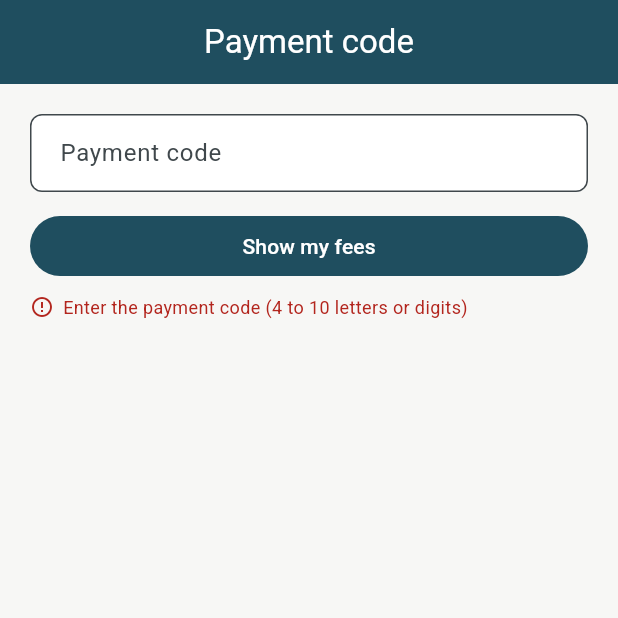
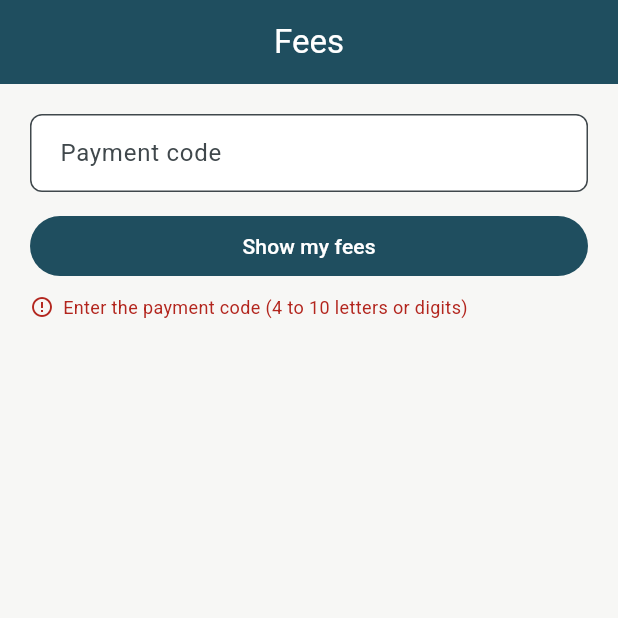
Before and after one commit to vextech1/rcsn, a Flutter app: the StudentFeesScreen screen opened by its route, after a tap on "Show my fees", on a phone screen of 412 x 824 dp, the top half of it. Run offline on Flutter 3.47's test engine with Material 3 defaults, Android fonts, the phone set to English and light mode, and no system bars; our stand-ins replace cached_network_image, cloud_firestore, file_picker, firebase_auth, firebase_core, firebase_messaging and 4 more; accounts and stored records are empty.

Commit message:
Fees: the payment code alone shows the balance (parents and new students)
Co-Authored-By: Claude Sonnet 5.5 <noreply@anthropic.com>
Claude-Session: https://claude.ai/code/session_012gnatW2gaTwP5z91SfyzzK

```diff
--- a/lib/core/router/app_router.dart
+++ b/lib/core/router/app_router.dart
@@ -184,7 +184,7 @@ GoRouter buildAppRouter({
       GoRoute(path: AppRoutes.studentSearch, builder: (_, __) => const StudentSearchScreen()),
       GoRoute(path: AppRoutes.studentDashboard, builder: (_, __) => const StudentDashboardScreen()),
       GoRoute(path: AppRoutes.studentSubject, builder: (_, __) => const StudentSubjectScreen()),
-      GoRoute(path: AppRoutes.feeLookup, builder: (_, __) => const StudentFeesScreen(withoutNsin: true)),
+      GoRoute(path: AppRoutes.feeLookup, builder: (_, __) => const StudentFeesScreen(codeOnly: true)),
       GoRoute(path: AppRoutes.studentFees, builder: (_, __) => const StudentFeesScreen()),
       GoRoute(path: AppRoutes.studentSettings, builder: (_, __) => const StudentSettingsScreen()),
       GoRoute(path: AppRoutes.studentAccountInactive, builder: (_, __) => const StudentAccountInactiveScreen()),
--- a/lib/core/router/app_routes.dart
+++ b/lib/core/router/app_routes.dart
@@ -57,7 +57,7 @@ class AppRoutes {
   static const String studentSearch = '/student/search';
   static const String studentDashboard = '/student/dashboard';
   static const String studentSubject = '/student/subject';
-  // Outside /student: for new students who have no NSIN to sign in with.
+  // Outside /student: parents and new students need only the payment code.
   static const String feeLookup = '/fee-lookup';
   static const String studentFees = '/student/fees';
   static const String studentSettings = '/student/settings';
--- a/lib/screens/student/fees/student_fees_screen.dart
+++ b/lib/screens/student/fees/student_fees_screen.dart
@@ -14,11 +14,11 @@ import '../../bursar/fee_status_label.dart';
 /// Bursar holds: name, program and tuition for each semester. Read-only. The
 /// code is deliberately not saved, because students share phones.
 class StudentFeesScreen extends StatefulWidget {
-  /// True for a newly admitted student who has no NSIN yet. Only records with
-  /// no NSIN are shown that way; the rest need an NSIN sign-in.
-  final bool withoutNsin;
+  /// True when opened without signing in: a parent, or a new student with no
+  /// NSIN yet. The school-issued code alone is enough.
+  final bool codeOnly;
 
-  const StudentFeesScreen({super.key, this.withoutNsin = false});
+  const StudentFeesScreen({super.key, this.codeOnly = false});
 
   @override
   State<StudentFeesScreen> createState() => _StudentFeesScreenState();
@@ -45,7 +45,7 @@ class _StudentFeesScreenState extends State<StudentFeesScreen> {
       });
       return;
     }
-    final nsin = widget.withoutNsin
+    final nsin = widget.codeOnly
         ? null
         : context.read<StudentProvider>().currentStudent?.nsin;
     setState(() {
@@ -55,19 +55,16 @@ class _StudentFeesScreenState extends State<StudentFeesScreen> {
     });
     try {
       final found = await FeeRepository().findByNumber(_number.text);
-      // A signed-in student sees their own records, including any not yet
-      // linked to an NSIN.
+      // The code alone shows its records. A signed-in student sees only their
+      // own, including any not yet linked to an NSIN.
       final own = found
-          .where((f) => f.nsin.isEmpty || f.nsin == nsin)
+          .where((f) => widget.codeOnly || f.nsin.isEmpty || f.nsin == nsin)
           .toList();
       if (!mounted) return;
       setState(() {
         if (own.isEmpty) {
-          _error = FeeFailure(
-            widget.withoutNsin && found.isNotEmpty
-                ? 'You already have an NSIN. Go back and sign in with it.'
-                : 'Nothing found for that payment code. Check it or ask the '
-                    'Bursar.',
+          _error = const FeeFailure(
+            'Nothing found for that payment code. Check it or ask the Bursar.',
           );
         } else {
           _fees = own;
@@ -84,7 +81,7 @@ class _StudentFeesScreenState extends State<StudentFeesScreen> {
   Widget build(BuildContext context) {
     return Scaffold(
       appBar: AppBar(
-        title: Text(widget.withoutNsin ? 'Payment code' : 'My fees'),
+        title: Text(widget.codeOnly ? 'Fees' : 'My fees'),
       ),
       body: ListView(
         padding: const EdgeInsets.all(20),
--- a/lib/screens/student/search/student_search_screen.dart
+++ b/lib/screens/student/search/student_search_screen.dart
@@ -168,7 +168,7 @@ class _StudentSearchScreenState extends State<StudentSearchScreen> {
                     ? null
                     : () => context.push(AppRoutes.feeLookup),
                 icon: const Icon(Icons.payments),
-                label: const Text('No NSIN? Use payment code'),
+                label: const Text('Parent or no NSIN? Use payment code'),
               ),
 
               const SizedBox(height: 12),
```
Also changed, not shown: 1 other file.
